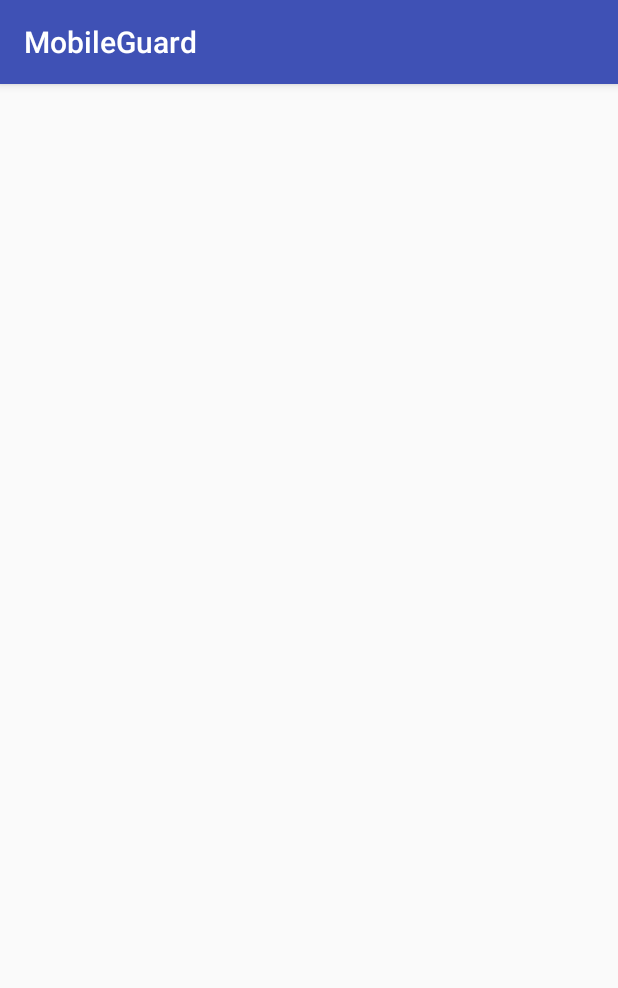
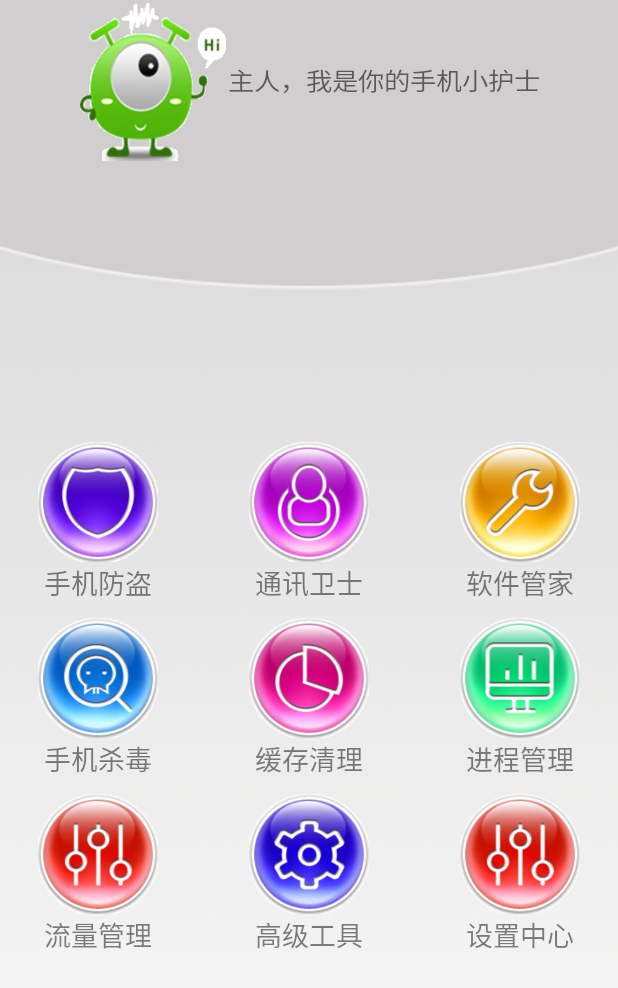
Before and after one commit to yangzi6666/MobileGuard, an Android app: the HomeActivity screen opened directly, with no data from a screen before it, on a phone screen of 412 x 824 dp. Shown: the top 988 px of the screen. Run offline under Robolectric (Android 15) with nearby library versions, the phone set to English and light mode, and no system bars; 1 statement that could not run was skipped.

Commit message:
主界面试试

```diff
--- a/app/src/main/java/cn/edu/gdmec/android/mobileguard/m1home/HomeActivity.java
+++ b/app/src/main/java/cn/edu/gdmec/android/mobileguard/m1home/HomeActivity.java
@@ -1,15 +1,47 @@
 package cn.edu.gdmec.android.mobileguard.m1home;
 
+import android.inputmethodservice.Keyboard;
+import android.provider.Settings;
 import android.support.v7.app.AppCompatActivity;
 import android.os.Bundle;
+import android.view.KeyEvent;
+import android.view.View;
+import android.widget.AdapterView;
+import android.widget.GridView;
+import android.widget.Toast;
 
 import cn.edu.gdmec.android.mobileguard.R;
+import cn.edu.gdmec.android.mobileguard.m1home.adapter.HomeAdapter;
 
 public class HomeActivity extends AppCompatActivity {
+    private GridView gv_home;
+    private long mExitTime;
 
     @Override
     protected void onCreate(Bundle savedInstanceState) {
         super.onCreate(savedInstanceState);
         setContentView(R.layout.activity_home);
+        getSupportActionBar().hide();
+        gv_home=(GridView)findViewById(R.id.gv_home);
+        gv_home.setAdapter(new HomeAdapter(HomeActivity.this));
+        gv_home.setOnItemClickListener(new AdapterView.OnItemClickListener(){
+            public void onItemClick(AdapterView<?> adapterView, View view,int i,long l ){
+                switch (i){
+
+                }
+            }
+        });
+    }
+    public boolean onKeyDown(int keyCode, KeyEvent event){
+        if (keyCode==KeyEvent.KEYCODE_BACK){
+            if((System.currentTimeMillis()-mExitTime)<2000){
+                System.exit(0);
+            }else{
+                Toast.makeText(this,"再按一次退出程序",Toast.LENGTH_LONG).show();
+                mExitTime= System.currentTimeMillis();
+            }
+            return true;
+        }
+        return super.onKeyDown(keyCode,event);
     }
 }
--- /dev/null
+++ b/app/src/main/java/cn/edu/gdmec/android/mobileguard/m1home/adapter/HomeAdapter.java
@@ -0,0 +1,42 @@
+package cn.edu.gdmec.android.mobileguard.m1home.adapter;
+
+import android.content.Context;
+import android.media.Image;
+import android.view.View;
+import android.view.ViewGroup;
+import android.widget.BaseAdapter;
+import android.widget.ImageView;
+import android.widget.TextView;
+
+import cn.edu.gdmec.android.mobileguard.R;
+
+/**
+ * Created by Administrator on 2017/10/16.
+ */
+
+public class HomeAdapter extends BaseAdapter{
+    int[] imageId = {R.drawable.safe,R.drawable.callmsgsafe,R.drawable.app,R.drawable.trojan,R.drawable.sysoptimize,R.drawable.taskmanager,
+            R.drawable.atools,R.drawable.settings};
+    String[] names = {"手机防盗","通讯卫士","软件管家","手机杀毒","缓存清理","进程管理","流量管理","高级工具","设置中心"};
+    private Context context;
+    public HomeAdapter(Context context){
+        this.context = context;
+    }
+    public int getCount(){
+        return 9;
+    }
+    public Object getItem(int i){
+        return null;
+    }
+    public long getItemId(int i){
+        return 0;
+    }
+    public View getView(int i, View view, ViewGroup viewGroup){
+        View view1 = View.inflate(context,R.layout.item_home,null);
+        ImageView iv_icon = view1.findViewById(R.id.iv_home);
+        TextView tv_name = view1.findViewById(R.id.tv_home);
+        iv_icon.setImageResource(imageId[i]);
+        tv_name.setText(names[i]);
+        return view1;
+    }
+}
--- a/app/src/main/java/cn/edu/gdmec/android/mobileguard/m1home/utils/VersionUpdateUtils.java
+++ b/app/src/main/java/cn/edu/gdmec/android/mobileguard/m1home/utils/VersionUpdateUtils.java
@@ -95,7 +95,7 @@
             e.printStackTrace();
         } catch (JSONException e) {
             handler.sendEmptyMessage(MESSAGE_JSON_ERROR);
-
+            e.printStackTrace();
         }
 
 
--- a/app/src/main/res/layout/activity_home.xml
+++ b/app/src/main/res/layout/activity_home.xml
@@ -1,9 +1,43 @@
 <?xml version="1.0" encoding="utf-8"?>
-<android.support.constraint.ConstraintLayout xmlns:android="http://schemas.android.com/apk/res/android"
-    xmlns:app="http://schemas.android.com/apk/res-auto"
-    xmlns:tools="http://schemas.android.com/tools"
+<LinearLayout xmlns:android="http://schemas.android.com/apk/res/android"
+    android:orientation="vertical"
     android:layout_width="match_parent"
     android:layout_height="match_parent"
-    tools:context="cn.edu.gdmec.android.mobileguard.m1home.HomeActivity">
-
-</android.support.constraint.ConstraintLayout>
+    android:layout_gravity="center"
+    android:background="@drawable/bg_home"
+    >
+    <LinearLayout
+        android:layout_width="match_parent"
+        android:layout_height="wrap_content"
+        android:orientation="horizontal"
+        android:gravity="center">
+        <ImageView
+            android:layout_width="100dp"
+            android:layout_height="107dp"
+            android:background="@drawable/superman"
+            android:scaleType="fitXY"/>
+        <TextView
+            android:layout_width="wrap_content"
+            android:layout_height="wrap_content"
+            android:id="@+id/tv_home"
+            android:textSize="16sp"
+            android:text="主人，我是你的手机小护士"
+            android:textColor="#90000000"
+            android:textScaleX="1.1"
+            android:typeface="normal"/>
+    </LinearLayout>
+    <RelativeLayout
+        android:layout_width="match_parent"
+        android:layout_height="match_parent">
+        <GridView
+            android:layout_width="match_parent"
+            android:layout_height="wrap_content"
+            android:id="@+id/gv_home"
+            android:layout_centerInParent="true"
+            android:gravity="center"
+            android:horizontalSpacing="10dp"
+            android:verticalSpacing="10dp"
+            android:numColumns="3">
+        </GridView>
+    </RelativeLayout>
+</LinearLayout>
--- /dev/null
+++ b/app/src/main/res/layout/item_home.xml
@@ -0,0 +1,21 @@
+<?xml version="1.0" encoding="utf-8"?>
+<LinearLayout xmlns:android="http://schemas.android.com/apk/res/android"
+    android:layout_width="wrap_content"
+    android:layout_height="wrap_content"
+    android:gravity="center"
+    android:orientation="vertical" >
+    <ImageView
+        android:layout_width="80dp"
+        android:layout_height="80dp"
+        android:id="@+id/iv_home"
+        android:background="@drawable/atools"/>
+    <TextView
+        android:layout_width="wrap_content"
+        android:layout_height="wrap_content"
+        android:id="@+id/tv_home"
+        android:text="高级工具"
+        android:textColor="#80000000"
+        android:textSize="18sp"/>
+
+
+</LinearLayout>
```
Also changed, not shown: app/src/main/res/drawable/add.png (added), app/src/main/res/drawable/app.png (added), app/src/main/res/drawable/atools.png (added), app/src/main/res/drawable/bg_home.png (added), app/src/main/res/drawable/callmsgsafe.png (added), app/src/main/res/drawable/netmanager.png (added), app/src/main/res/drawable/safe.png (added), app/src/main/res/drawable/settings.png (added), app/src/main/res/drawable/superman.9.png (added), app/src/main/res/drawable/sysoptimize.png (added), app/src/main/res/drawable/taskmanager.png (added), app/src/main/res/drawable/trojan.png (added).
